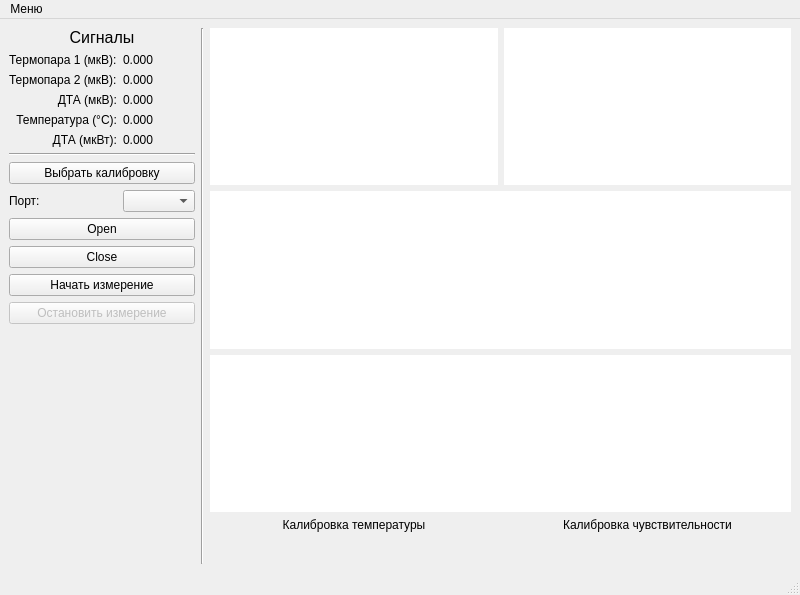
First picture: the form in ui/src/MainWindow.ui, repository ioyurev/fusion-collection, before the edit.
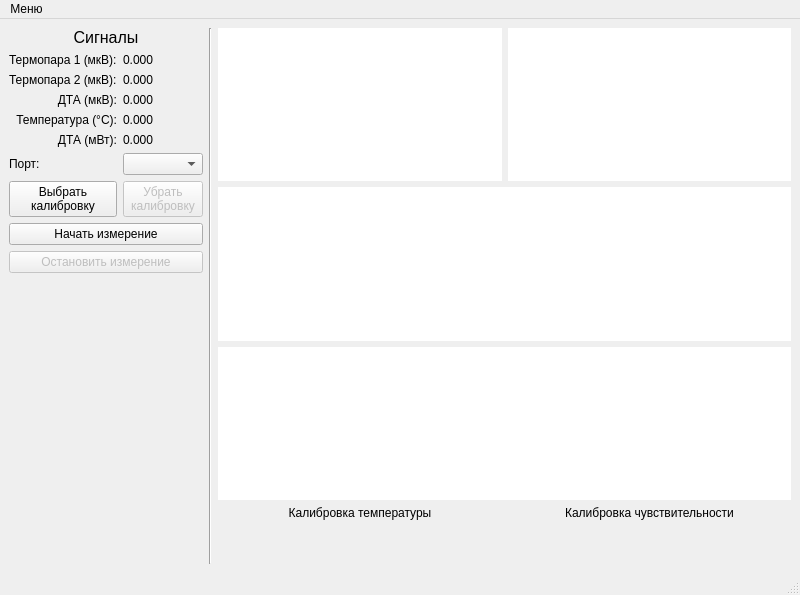
Second picture: the form after the edit. Custom widgets are drawn as their Qt base class.

Commit message: Возможность измерения без калибровки.

```diff
--- a/ui/src/MainWindow.ui
+++ b/ui/src/MainWindow.ui
@@ -14,88 +14,33 @@
    <string>Сбор данных</string>
   </property>
   <widget class="QWidget" name="centralwidget">
-   <layout class="QGridLayout" name="gridLayout_2" rowstretch="1,1,1,0,0,0" columnstretch="0,0,1,1">
-    <item row="1" column="2" colspan="2">
-     <widget class="LivePlotWidget" name="plot_widget_dta" native="true">
-      <property name="styleSheet">
-       <string notr="true">background-color: rgb(255, 255, 255);</string>
-      </property>
-     </widget>
-    </item>
-    <item row="0" column="1" rowspan="6">
+   <layout class="QGridLayout" name="gridLayout_2" rowstretch="1,0,0,0,0" columnstretch="0,0,0,0,0">
+    <item row="0" column="1" rowspan="5">
      <widget class="Line" name="line_3">
       <property name="orientation">
        <enum>Qt::Vertical</enum>
       </property>
      </widget>
     </item>
-    <item row="0" column="3">
-     <widget class="LivePlotWidget" name="plot_widget_t2" native="true">
-      <property name="styleSheet">
-       <string notr="true">background-color: rgb(255, 255, 255);</string>
-      </property>
-     </widget>
-    </item>
-    <item row="0" column="0" rowspan="6">
-     <layout class="QGridLayout" name="gridLayout" rowstretch="0,0,0,0,0,0,0,0,0,0,0,0,0,0,0">
-      <item row="2" column="1">
-       <widget class="QLabel" name="label_t2">
+    <item row="0" column="0" rowspan="5">
+     <layout class="QGridLayout" name="gridLayout" rowstretch="0,0,0,0,0,0,0,0,0,0,0,0,0">
+      <item row="11" column="0" colspan="2">
+       <widget class="QPushButton" name="btn_stop_measurement">
+        <property name="enabled">
+         <bool>false</bool>
+        </property>
         <property name="text">
-         <string>0.000</string>
+         <string>Остановить измерение</string>
         </property>
        </widget>
       </item>
-      <item row="3" column="1">
-       <widget class="QLabel" name="label_dta_mcv">
+      <item row="5" column="1">
+       <widget class="QLabel" name="label_dta_mw">
         <property name="text">
          <string>0.000</string>
         </property>
        </widget>
       </item>
-      <item row="10" column="0" colspan="2">
-       <widget class="QPushButton" name="btnOpen">
-        <property name="text">
-         <string>Open</string>
-        </property>
-       </widget>
-      </item>
-      <item row="5" column="0">
-       <widget class="QLabel" name="label_5">
-        <property name="text">
-         <string>ДТА (мкВт):</string>
-        </property>
-        <property name="alignment">
-         <set>Qt::AlignRight|Qt::AlignTrailing|Qt::AlignVCenter</set>
-        </property>
-       </widget>
-      </item>
-      <item row="8" column="0" colspan="2">
-       <widget class="QPushButton" name="btn_choose_calibration">
-        <property name="text">
-         <string>Выбрать калибровку</string>
-        </property>
-       </widget>
-      </item>
-      <item row="1" column="0">
-       <widget class="QLabel" name="label">
-        <property name="text">
-         <string>Термопара 1 (мкВ):</string>
-        </property>
-       </widget>
-      </item>
-      <item row="14" column="0">
-       <spacer name="verticalSpacer">
-        <property name="orientation">
-         <enum>Qt::Vertical</enum>
-        </property>
-        <property name="sizeHint" stdset="0">
-         <size>
-          <width>20</width>
-          <height>40</height>
-         </size>
-        </property>
-       </spacer>
-      </item>
       <item row="4" column="0">
        <widget class="QLabel" name="label_7">
         <property name="text">
@@ -106,17 +51,17 @@
         </property>
        </widget>
       </item>
-      <item row="4" column="1">
-       <widget class="QLabel" name="label_temp">
+      <item row="3" column="1">
+       <widget class="QLabel" name="label_dta_mcv">
         <property name="text">
          <string>0.000</string>
         </property>
        </widget>
       </item>
-      <item row="7" column="0" colspan="2">
-       <widget class="Line" name="line">
-        <property name="orientation">
-         <enum>Qt::Horizontal</enum>
+      <item row="8" column="0">
+       <widget class="QLabel" name="label_6">
+        <property name="text">
+         <string>Порт:</string>
         </property>
        </widget>
       </item>
@@ -127,13 +72,6 @@
         </property>
        </widget>
       </item>
-      <item row="5" column="1">
-       <widget class="QLabel" name="label_dta_mw">
-        <property name="text">
-         <string>0.000</string>
-        </property>
-       </widget>
-      </item>
       <item row="3" column="0">
        <widget class="QLabel" name="label_9">
         <property name="text">
@@ -144,6 +82,73 @@
         </property>
        </widget>
       </item>
+      <item row="5" column="0">
+       <widget class="QLabel" name="label_5">
+        <property name="text">
+         <string>ДТА (мВт):</string>
+        </property>
+        <property name="alignment">
+         <set>Qt::AlignRight|Qt::AlignTrailing|Qt::AlignVCenter</set>
+        </property>
+       </widget>
+      </item>
+      <item row="8" column="1">
+       <widget class="QComboBox" name="combobo_ports"/>
+      </item>
+      <item row="9" column="1">
+       <widget class="QPushButton" name="btn_remove_calibration">
+        <property name="enabled">
+         <bool>false</bool>
+        </property>
+        <property name="text">
+         <string>Убрать
+калибровку</string>
+        </property>
+       </widget>
+      </item>
+      <item row="1" column="1">
+       <widget class="QLabel" name="label_t1">
+        <property name="text">
+         <string>0.000</string>
+        </property>
+       </widget>
+      </item>
+      <item row="10" column="0" colspan="2">
+       <widget class="QPushButton" name="btn_start_measurement">
+        <property name="text">
+         <string>Начать измерение</string>
+        </property>
+       </widget>
+      </item>
+      <item row="1" column="0">
+       <widget class="QLabel" name="label">
+        <property name="text">
+         <string>Термопара 1 (мкВ):</string>
+        </property>
+       </widget>
+      </item>
+      <item row="9" column="0">
+       <widget class="QPushButton" name="btn_choose_calibration">
+        <property name="text">
+         <string>Выбрать
+калибровку</string>
+        </property>
+       </widget>
+      </item>
+      <item row="2" column="1">
+       <widget class="QLabel" name="label_t2">
+        <property name="text">
+         <string>0.000</string>
+        </property>
+       </widget>
+      </item>
+      <item row="4" column="1">
+       <widget class="QLabel" name="label_temp">
+        <property name="text">
+         <string>0.000</string>
+        </property>
+       </widget>
+      </item>
       <item row="0" column="0" colspan="2">
        <widget class="QLabel" name="label_11">
         <property name="font">
@@ -159,66 +164,41 @@
         </property>
        </widget>
       </item>
-      <item row="11" column="0" colspan="2">
-       <widget class="QPushButton" name="btnClose">
-        <property name="text">
-         <string>Close</string>
-        </property>
-       </widget>
-      </item>
       <item row="12" column="0" colspan="2">
-       <widget class="QPushButton" name="btn_start_measurement">
-        <property name="text">
-         <string>Начать измерение</string>
+       <spacer name="verticalSpacer">
+        <property name="orientation">
+         <enum>Qt::Vertical</enum>
         </property>
-       </widget>
-      </item>
-      <item row="1" column="1">
-       <widget class="QLabel" name="label_t1">
-        <property name="text">
-         <string>0.000</string>
+        <property name="sizeHint" stdset="0">
+         <size>
+          <width>20</width>
+          <height>40</height>
+         </size>
         </property>
-       </widget>
-      </item>
-      <item row="13" column="0" colspan="2">
-       <widget class="QPushButton" name="btn_stop_measurement">
-        <property name="enabled">
-         <bool>false</bool>
-        </property>
-        <property name="text">
-         <string>Остановить измерение</string>
-        </property>
-       </widget>
-      </item>
-      <item row="9" column="1">
-       <widget class="QComboBox" name="combobo_ports"/>
-      </item>
-      <item row="9" column="0">
-       <widget class="QLabel" name="label_6">
-        <property name="text">
-         <string>Порт:</string>
-        </property>
-       </widget>
+       </spacer>
       </item>
      </layout>
     </item>
-    <item row="2" column="2" colspan="2">
-     <widget class="LivePlotWidget" name="plot_widget_temp" native="true">
-      <property name="styleSheet">
-       <string notr="true">background-color: rgb(255, 255, 255);</string>
-      </property>
-     </widget>
-    </item>
-    <item row="0" column="2">
-     <widget class="LivePlotWidget" name="plot_widget_t1" native="true">
-      <property name="styleSheet">
-       <string notr="true">background-color: rgb(255, 255, 255);</string>
-      </property>
-     </widget>
-    </item>
-    <item row="3" column="2" colspan="2">
-     <layout class="QGridLayout" name="gridLayout_3">
+    <item row="0" column="2" colspan="3">
+     <layout class="QGridLayout" name="gridLayout_4" rowstretch="1,1,1,0,0">
+      <item row="4" column="1">
+       <widget class="QLabel" name="label_cal_sens">
+        <property name="text">
+         <string/>
+        </property>
+        <property name="alignment">
+         <set>Qt::AlignCenter</set>
+        </property>
+       </widget>
+      </item>
       <item row="0" column="0">
+       <widget class="LivePlotWidget" name="plot_widget_t1" native="true">
+        <property name="styleSheet">
+         <string notr="true">background-color: rgb(255, 255, 255);</string>
+        </property>
+       </widget>
+      </item>
+      <item row="3" column="0">
        <widget class="QLabel" name="label_2">
         <property name="text">
          <string>Калибровка температуры</string>
@@ -228,27 +208,14 @@
         </property>
        </widget>
       </item>
-      <item row="1" column="0">
-       <widget class="QLabel" name="label_cal_temp">
-        <property name="text">
-         <string/>
-        </property>
-        <property name="alignment">
-         <set>Qt::AlignCenter</set>
-        </property>
-       </widget>
-      </item>
-      <item row="1" column="1">
-       <widget class="QLabel" name="label_cal_sens">
-        <property name="text">
-         <string/>
-        </property>
-        <property name="alignment">
-         <set>Qt::AlignCenter</set>
-        </property>
-       </widget>
-      </item>
       <item row="0" column="1">
+       <widget class="LivePlotWidget" name="plot_widget_t2" native="true">
+        <property name="styleSheet">
+         <string notr="true">background-color: rgb(255, 255, 255);</string>
+        </property>
+       </widget>
+      </item>
+      <item row="3" column="1">
        <widget class="QLabel" name="label_4">
         <property name="text">
          <string>Калибровка чувствительности</string>
@@ -258,6 +225,30 @@
         </property>
        </widget>
       </item>
+      <item row="4" column="0">
+       <widget class="QLabel" name="label_cal_temp">
+        <property name="text">
+         <string/>
+        </property>
+        <property name="alignment">
+         <set>Qt::AlignCenter</set>
+        </property>
+       </widget>
+      </item>
+      <item row="1" column="0" colspan="2">
+       <widget class="LivePlotWidget" name="plot_widget_dta" native="true">
+        <property name="styleSheet">
+         <string notr="true">background-color: rgb(255, 255, 255);</string>
+        </property>
+       </widget>
+      </item>
+      <item row="2" column="0" colspan="2">
+       <widget class="LivePlotWidget" name="plot_widget_temp" native="true">
+        <property name="styleSheet">
+         <string notr="true">background-color: rgb(255, 255, 255);</string>
+        </property>
+       </widget>
+      </item>
      </layout>
     </item>
    </layout>
```
The commit also changes 2 other files.
